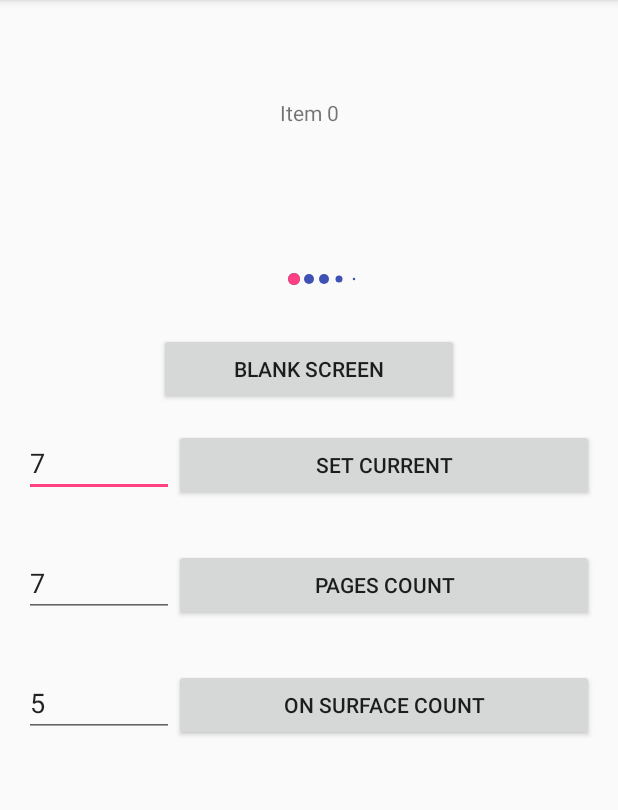
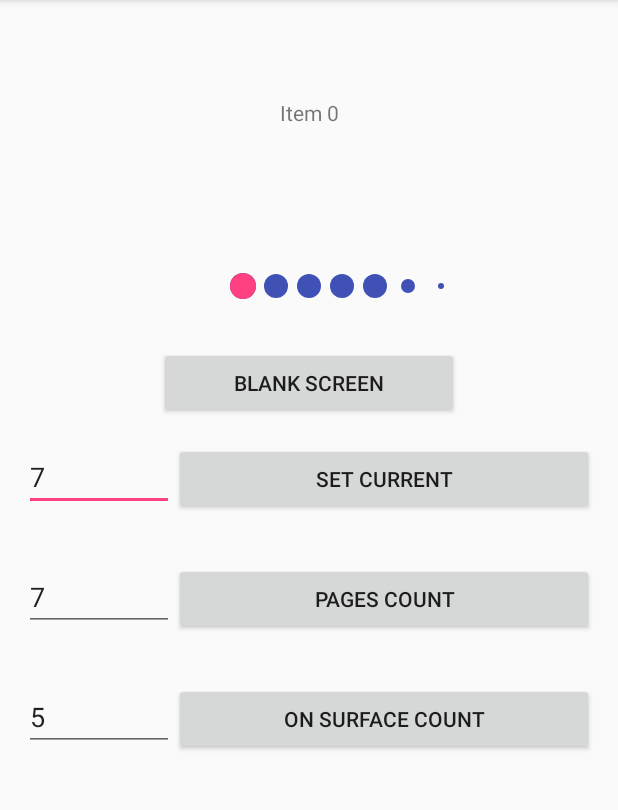
Before and after one commit to shuhart/BubblePagerIndicator, an Android app: the screen it shows after launch (MainActivity), on a phone screen of 412 x 824 dp, the part 84-894 px from its top. Run offline under Robolectric (Android 15) with nearby library versions, the phone set to English and light mode, and no system bars.

```diff
--- a/bubblepagerindicator/build.gradle
+++ b/bubblepagerindicator/build.gradle
@@ -15,7 +15,7 @@ ext {
     siteUrl = 'https://github.com/shuhart/BubblePagerIndicator'
     gitUrl = 'https://github.com/shuhart/BubblePagerIndicator.git'
 
-    libraryVersion = '1.0.12'
+    libraryVersion = '1.0.13'
 
     developerId = 'shuhart'
     developerName = 'Redrick Shuhart'
--- a/bubblepagerindicator/src/main/java/com/shuhart/bubblepagerindicator/BubblePageIndicator.java
+++ b/bubblepagerindicator/src/main/java/com/shuhart/bubblepagerindicator/BubblePageIndicator.java
@@ -105,7 +105,7 @@ public class BubblePageIndicator extends MotionIndicator implements ViewPager.On
     }
 
     public BubblePageIndicator(Context context, AttributeSet attrs) {
-        this(context, attrs, R.attr.indicatorStyle);
+        this(context, attrs, R.attr.bpi_indicatorStyle);
     }
 
     public BubblePageIndicator(Context context, AttributeSet attrs, int defStyle) {
@@ -116,13 +116,13 @@ public class BubblePageIndicator extends MotionIndicator implements ViewPager.On
         TypedArray a = context.obtainStyledAttributes(attrs, R.styleable.BubblePageIndicator, defStyle, 0);
 
         paintPageFill.setStyle(Style.FILL);
-        paintPageFill.setColor(a.getColor(R.styleable.BubblePageIndicator_pageColor, 0));
+        paintPageFill.setColor(a.getColor(R.styleable.BubblePageIndicator_bpi_pageColor, 0));
         paintFill.setStyle(Style.FILL);
-        paintFill.setColor(a.getColor(R.styleable.BubblePageIndicator_fillColor, 0));
-        radius = a.getDimensionPixelSize(R.styleable.BubblePageIndicator_radius, 0);
-        marginBetweenCircles = a.getDimensionPixelSize(R.styleable.BubblePageIndicator_marginBetweenCircles, 0);
-        onSurfaceCount = a.getInteger(R.styleable.BubblePageIndicator_onSurfaceCount, 0);
-        risingCount = a.getInteger(R.styleable.BubblePageIndicator_risingCount, 0);
+        paintFill.setColor(a.getColor(R.styleable.BubblePageIndicator_bpi_fillColor, 0));
+        radius = a.getDimensionPixelSize(R.styleable.BubblePageIndicator_bpi_radius, 0);
+        marginBetweenCircles = a.getDimensionPixelSize(R.styleable.BubblePageIndicator_bpi_marginBetweenCircles, 0);
+        onSurfaceCount = a.getInteger(R.styleable.BubblePageIndicator_bpi_onSurfaceCount, 0);
+        risingCount = a.getInteger(R.styleable.BubblePageIndicator_bpi_risingCount, 0);
 
         a.recycle();
 
--- a/sample/src/main/java/com/shuhart/bubblepagerindicator/sample/MainActivity.java
+++ b/sample/src/main/java/com/shuhart/bubblepagerindicator/sample/MainActivity.java
@@ -69,16 +69,6 @@ public class MainActivity extends AppCompatActivity {
                 adapter.notifyDataSetChanged();
             }
         });
-        indicator.setOnSurfaceCount(3);
-        indicator.setRisingCount(2);
-        // resolved color
-        indicator.setFillColor(ContextCompat.getColor(this, R.color.colorAccent));
-        // resolved color
-        indicator.setPageColor(ContextCompat.getColor(this, R.color.colorPrimary));
-        // in px
-        indicator.setRadius(getResources().getDimensionPixelSize(R.dimen.default_bubble_indicator_radius));
-        // in px
-        indicator.setMarginBetweenCircles(getResources().getDimensionPixelSize(R.dimen.default_bubble_indicator_circles_margin));
     }
 
     @Override
--- a/sample/src/main/res/layout/activity_main.xml
+++ b/sample/src/main/res/layout/activity_main.xml
@@ -21,12 +21,12 @@
         android:layout_centerHorizontal="true"
         android:layout_marginBottom="32dp"
         android:layout_marginTop="32dp"
-        app:fillColor="@color/colorAccent"
-        app:pageColor="@color/colorPrimary"
-        app:radius="8dp"
-        app:marginBetweenCircles="6dp"
-        app:onSurfaceCount="@integer/default_bubble_indicator_on_surface_count"
-        app:risingCount="@integer/default_bubble_indicator_rising_count"/>
+        app:bpi_fillColor="@color/colorAccent"
+        app:bpi_pageColor="@color/colorPrimary"
+        app:bpi_radius="8dp"
+        app:bpi_marginBetweenCircles="6dp"
+        app:bpi_onSurfaceCount="@integer/default_bubble_indicator_on_surface_count"
+        app:bpi_risingCount="@integer/default_bubble_indicator_rising_count"/>
 
     <Button
         android:id="@+id/next_screen_btn"
```
Also changed, not shown: bubblepagerindicator/src/main/res/values/attrs.xml (+7 -7 lines), bubblepagerindicator/src/main/res/values/styles.xml (+6 -6 lines).
